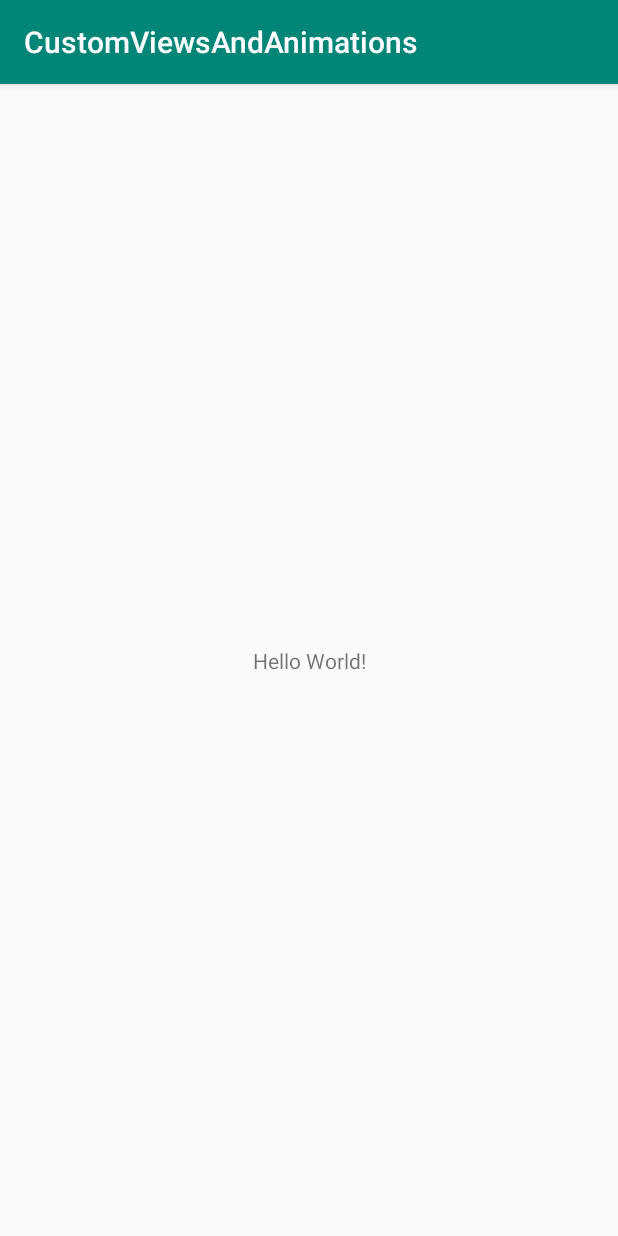
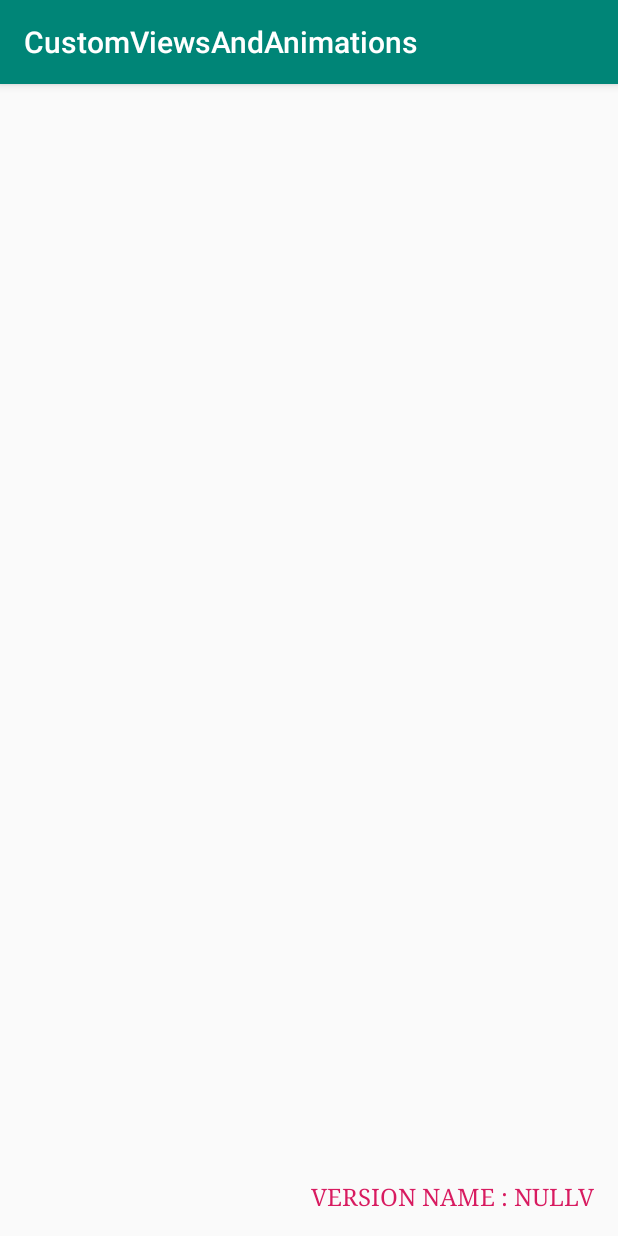
Before and after one commit to ahmedadeltito/CustomViewsAndAnimations, an Android app: the screen it shows after launch (MainActivity), on a phone screen of 412 x 824 dp. Run offline under Robolectric (Android 15) with nearby library versions, the phone set to English and light mode, and no system bars.

Commit message:
Create a custom text view that makes some logic to get the version name of the application.

```diff
--- /dev/null
+++ b/app/src/main/java/com/egdroid/customviewsandanimations/widget/VersionNameTextView.kt
@@ -0,0 +1,46 @@
+package com.egdroid.customviewsandanimations.widget
+
+import android.content.Context
+import android.content.pm.PackageManager
+import android.util.AttributeSet
+import android.widget.TextView
+import com.egdroid.customviewsandanimations.R
+
+/**
+ * Created at Tito on 2019-07-20
+ *
+ * VersionNameTextView is a class that extends [TextView] and makes some logic to
+ * get the version name of the application.
+ */
+
+class VersionNameTextView : TextView {
+
+    constructor(context: Context) : super(context) {
+        setVersion()
+    }
+
+    constructor(context: Context, attrs: AttributeSet) : super(context, attrs) {
+        setVersion()
+    }
+
+    constructor(context: Context, attrs: AttributeSet, defStyle: Int) : super(context, attrs, defStyle) {
+        setVersion()
+    }
+
+    private fun setVersion() {
+        text = try {
+            val packageInfo = context.packageManager.getPackageInfo(
+                context.packageName, 0
+            )
+            context.resources.getString(
+                R.string.version_name,
+                packageInfo.versionName
+            )
+        } catch (e: PackageManager.NameNotFoundException) {
+            context.resources.getString(
+                R.string.error_version_name
+            )
+        }
+    }
+
+}
--- a/app/src/main/res/layout/activity_main.xml
+++ b/app/src/main/res/layout/activity_main.xml
@@ -7,13 +7,14 @@
         android:layout_height="match_parent"
         tools:context=".MainActivity">
 
-    <TextView
+    <com.egdroid.customviewsandanimations.widget.VersionNameTextView
+            android:id="@+id/version_name_tv"
             android:layout_width="wrap_content"
             android:layout_height="wrap_content"
-            android:text="Hello World!"
+            android:layout_margin="16dp"
+            style="@style/CustomTitle"
+            tools:text="Version Name : 1.0v"
             app:layout_constraintBottom_toBottomOf="parent"
-            app:layout_constraintLeft_toLeftOf="parent"
-            app:layout_constraintRight_toRightOf="parent"
-            app:layout_constraintTop_toTopOf="parent"/>
+            app:layout_constraintRight_toRightOf="parent"/>
 
 </androidx.constraintlayout.widget.ConstraintLayout>
--- a/app/src/main/res/values/strings.xml
+++ b/app/src/main/res/values/strings.xml
@@ -1,3 +1,5 @@
 <resources>
     <string name="app_name">CustomViewsAndAnimations</string>
+    <string name="version_name">Version Name : %sv</string>
+    <string name="error_version_name">Can not get the version name :(</string>
 </resources>
--- a/app/src/main/res/values/styles.xml
+++ b/app/src/main/res/values/styles.xml
@@ -8,4 +8,12 @@
         <item name="colorAccent">@color/colorAccent</item>
     </style>
 
+    <!-- Custom Title Style for VersionNameTextView -->
+    <style name="CustomTitle" parent="TextAppearance.AppCompat.Title">
+        <item name="android:textAllCaps">true</item>
+        <item name="android:fontFamily">serif</item>
+        <item name="android:textSize">16sp</item>
+        <item name="android:textColor">@color/colorAccent</item>
+    </style>
+
 </resources>
```
